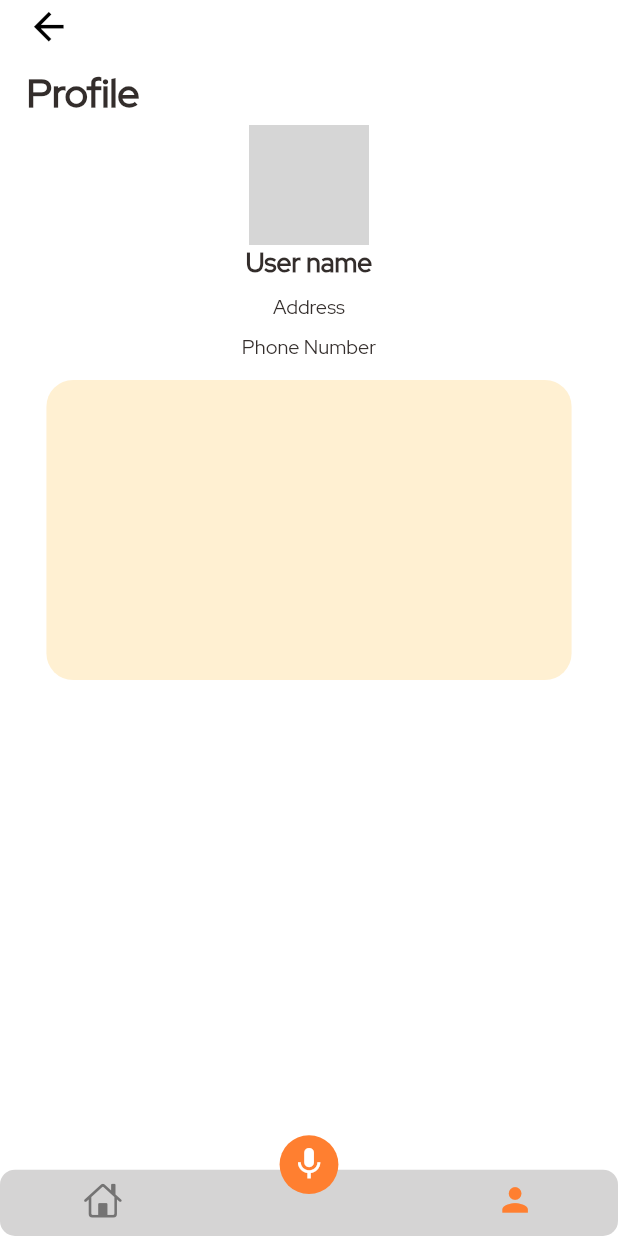
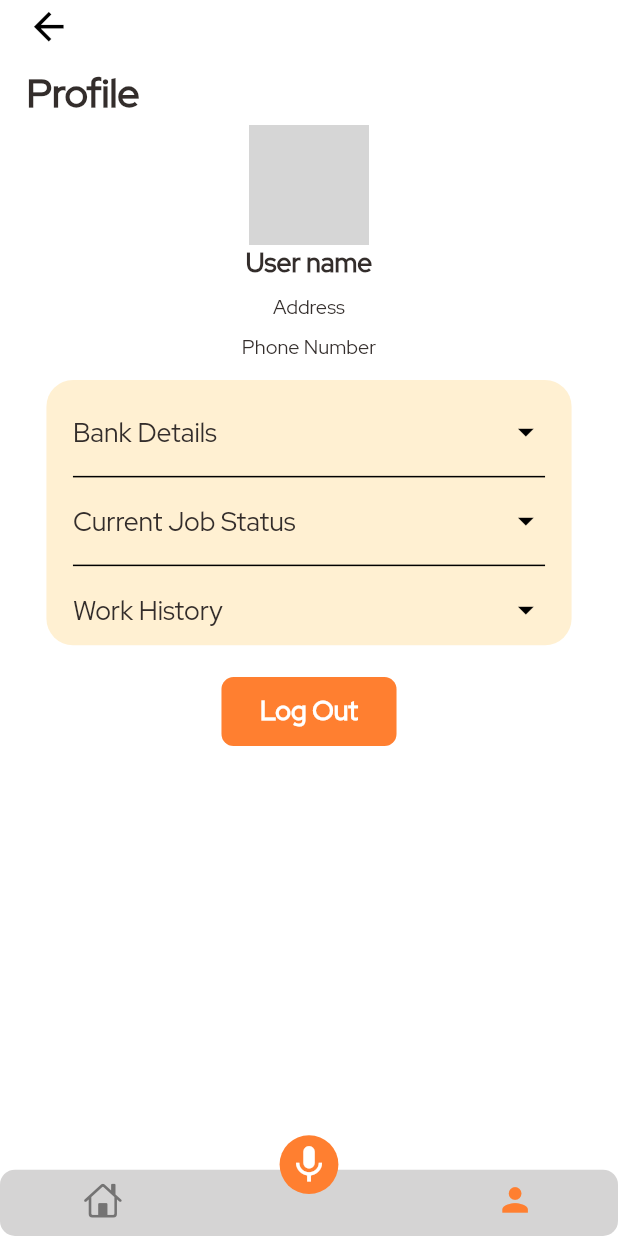
Before and after one commit to Lakshya0257/AnubandhiT, a Flutter app: the screen it shows after launch, item 3 of the bottom bar chosen, on a phone screen of 412 x 824 dp. Run offline on Flutter 3.47's test engine with Material 2 defaults, Android fonts, the phone set to English and light mode, and no system bars; drawn by our look-alikes of persistent_bottom_nav_bar; our stand-ins replace dropdown_button2, get; network calls fail; grey boxes are pictures that could not be loaded.

Commit message:
commit 2

```diff
--- a/lib/app/modules/homepage/view/tabBar.dart
+++ b/lib/app/modules/homepage/view/tabBar.dart
@@ -29,7 +29,7 @@ class _TabBarWidgetState extends State<TabBarWidget> {
 
   List<Widget> _buildScreens() {
     return [
-       CreateProfilePage(),
+       HomePage(),
       Container(
         child: const Center(child: Text("Next Page")),
       ),
@@ -47,7 +47,7 @@ class _TabBarWidgetState extends State<TabBarWidget> {
         inactiveColorPrimary: AppColors.grey,
       ),
       PersistentBottomNavBarItem(
-        icon:  Icon(Icons.mic ,color: AppColors.white, size: Dimensions.iconSize24*1.2,),
+        icon:  Icon(Icons.mic ,color: AppColors.white, size: Dimensions.iconSize24*1.4,),
 
         activeColorPrimary: AppColors.orange,
         inactiveColorPrimary: AppColors.orange,
--- a/lib/app/modules/profile/view/create_profile.dart
+++ b/lib/app/modules/profile/view/create_profile.dart
@@ -263,6 +263,7 @@ class _CreateProfilePageState extends State<CreateProfilePage> {
               on_pressed: () {},
               text: 'Continue',
               width: Dimensions.screenWidth * 0.8,
+
             )
           ]),
         ),
--- a/lib/app/modules/profile/view/main_profile.dart
+++ b/lib/app/modules/profile/view/main_profile.dart
@@ -1,8 +1,10 @@
 // ignore_for_file: prefer_const_constructors
 
 import 'package:anubandhit/widgets/big_text.dart';
+import 'package:anubandhit/widgets/button.dart';
 import 'package:dropdown_button2/dropdown_button2.dart';
 import 'package:flutter/material.dart';
+import 'package:get/get.dart';
 
 import '../../../../utils/colors.dart';
 import '../../../../utils/dimensions.dart';
@@ -17,12 +19,6 @@ class MainProfilePage extends StatefulWidget {
 }
 
 class _MainProfilePageState extends State<MainProfilePage> {
-
-
-
-
-
-
   @override
   Widget build(BuildContext context) {
     return Scaffold(
@@ -87,23 +83,117 @@ class _MainProfilePageState extends State<MainProfilePage> {
             SizedBox(
               height: Dimensions.height15,
             ),
-
             SizedBox(
-              height: 200,
-              width: double.maxFinite/1.2,
+              height: Dimensions.height40 * 5,
+              width: double.maxFinite / 1.2,
               child: Container(
                 margin: EdgeInsets.symmetric(horizontal: Dimensions.width15),
                 decoration: BoxDecoration(
-                  borderRadius: BorderRadius.all(Radius.circular(Dimensions.radius20)),
-                  color: Color(0xFFFFF0D2)
+                    borderRadius:
+                        BorderRadius.all(Radius.circular(Dimensions.radius20)),
+                    color: Color(0xFFFFF0D2)),
+                child: Padding(
+                  padding: EdgeInsets.symmetric(
+                      horizontal: Dimensions.width20,
+                      vertical: Dimensions.height15),
+                  child: Column(children: [
+                    SizedBox(
+                      height: Dimensions.height10,
+                    ),
+                    Row(
+                      mainAxisAlignment: MainAxisAlignment.spaceBetween,
+                      children: [
+                        SizedBox(
+                          child: Container(
+                              decoration:
+                                  BoxDecoration(color: Color(0xFFFFF0D2)),
+                              child: BigText(text: 'Bank Details')),
+                        ),
+                        GestureDetector(
+                          onTap: () {
+                            Get.dialog(Container(
+                              width: Dimensions.width40*3,
+                              height: Dimensions.height40*3,
+                              // margin:EdgeInsets.symmetric(horizontal: Dimensions.width20,vertical: Dimensions.height40),
+                              color: Colors.black,
+
+                            ));
+                          },
+                          child: Icon(
+                            Icons.arrow_drop_down,
+                            color: AppColors.black,
+                            size: Dimensions.iconSize24 * 1.2,
+                          ),
+                        )
+                      ],
+                    ),
+                    SizedBox(
+                      height: Dimensions.height10,
+                    ),
+                    SizedBox(
+                      width: double.maxFinite * 0.8,
+                      child: Divider(
+                        color: AppColors.black,
+                        thickness: 1,
+                      ),
+                    ),
+                    SizedBox(
+                      height: Dimensions.height10,
+                    ),
+                    Row(
+                      mainAxisAlignment: MainAxisAlignment.spaceBetween,
+                      children: [
+                        BigText(text: 'Current Job Status'),
+                        GestureDetector(
+                          onTap: () {},
+                          child: Icon(
+                            Icons.arrow_drop_down,
+                            color: AppColors.black,
+                            size: Dimensions.iconSize24 * 1.2,
+                          ),
+                        )
+                      ],
+                    ),
+                    SizedBox(
+                      height: Dimensions.height10,
+                    ),
+                    SizedBox(
+                      width: double.maxFinite * 0.8,
+                      child: Divider(
+                        color: AppColors.black,
+                        thickness: 1,
+                      ),
+                    ),
+                    SizedBox(
+                      height: Dimensions.height10,
+                    ),
+                    Row(
+                      mainAxisAlignment: MainAxisAlignment.spaceBetween,
+                      children: [
+                        BigText(text: 'Work History'),
+                        GestureDetector(
+                          onTap: () {},
+                          child: Icon(
+                            Icons.arrow_drop_down,
+                            color: AppColors.black,
+                            size: Dimensions.iconSize24 * 1.2,
+                          ),
+                        )
+                      ],
+                    ),
+                  ]),
                 ),
-                child: Column(children: [
-
-                ]),
               ),
             ),
-
-
+            SizedBox(
+              height: Dimensions.height15,
+            ),
+            Button(
+              on_pressed: () {},
+              text: 'Log Out',
+              width: Dimensions.width40 * 3.3,
+              height: Dimensions.height20 * 2.6,
+            )
           ],
         ),
       )),
--- a/lib/routes/routes.dart
+++ b/lib/routes/routes.dart
@@ -1,11 +1,13 @@
 import 'package:anubandhit/app/modules/homepage/view/homepage.dart';
 import 'package:flutter/material.dart';
 
+import '../app/modules/detail_jobs/view/detail_job.dart';
 import '../app/modules/homepage/view/tabBar.dart';
 
 Map<String, Widget Function(BuildContext)> appRoutes(){
   return {
     '/homepage':(context)=> const HomePage(),
+    '/detailJob':(context)=> DetailJob(),
     '/':(context)=> const TabBarWidget()
   };
 }
--- a/lib/utils/dimensions.dart
+++ b/lib/utils/dimensions.dart
@@ -5,8 +5,8 @@ class Dimensions {
   //932 for iphone 14 Pro Max mobile emulator
   // 953 for Redmi Note 10
   static double screenHeight = Get.height;
-  //430
-  //436
+  //430 for iphone 14 Pro Max mobile emulator
+  //436 FOR Redmi Note 10
   static double screenWidth = Get.width;
 
   // dynamic height padding and margin
--- a/lib/widgets/button.dart
+++ b/lib/widgets/button.dart
@@ -1,10 +1,9 @@
 // ignore_for_file: non_constant_identifier_names, must_be_immutable
-
-import 'package:anubandhit/utils/colors.dart';
 import 'package:anubandhit/widgets/small_text.dart';
 import 'package:flutter/material.dart';
 
 
+import '../utils/colors.dart';
 import '../utils/dimensions.dart';
 
 class Button extends StatelessWidget {
@@ -23,11 +22,11 @@ class Button extends StatelessWidget {
       required this.on_pressed,
       required this.text,
       this.boxBorder,
-      this.textColor,
+      this.textColor=AppColors.white,
       this.margin,
-      this.width,
-      this.color,
-      this.height})
+      this.width=0,
+      this.color=AppColors.orange,
+      this.height=0})
       : super(key: key);
 
   @override
@@ -35,8 +34,8 @@ class Button extends StatelessWidget {
     return TextButton(
         onPressed: on_pressed,
         child: Container(
-          width:width,
-          height: height,
+          width:width==0 ? Dimensions.screenWidth*0.6 : width,
+          height: height ==0 ? Dimensions.screenWidth*0.15 : height,
           margin: margin,
           decoration: BoxDecoration(
             borderRadius: BorderRadius.all(Radius.circular(8)),
```
Also changed, not shown: lib/app/modules/detail_jobs/view/detail_job.dart (added, +16 -0 lines), lib/app/modules/homepage/view/homepage.dart (+5 -4 lines), lib/app/modules/homepage/view/list_of_jobs.dart (+28 -26 lines).
